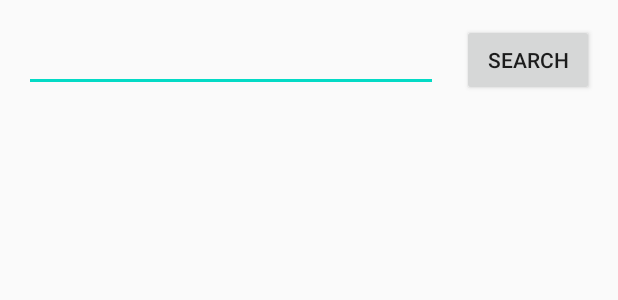
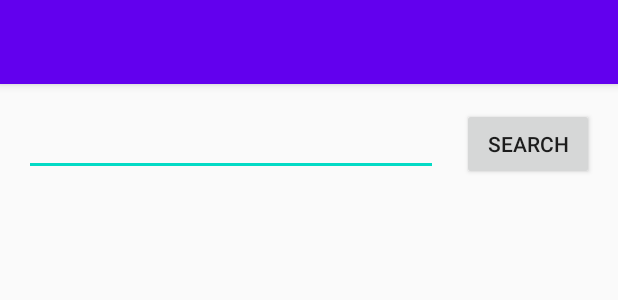
Before and after one commit to ammw/fat-karaoke-list, an Android app: the layout activity_main.xml on its own in the app's theme, with its tools: preview values and no code run, on a phone screen of 412 x 824 dp. Shown: the top 300 px of the screen. Run offline under Robolectric (Android 15) with nearby library versions, the phone set to English and light mode, and no system bars.

```diff
--- a/app/build.gradle
+++ b/app/build.gradle
@@ -58,6 +58,8 @@ dependencies {
     implementation fileTree(dir: "libs", include: ["*.jar"])
     implementation 'androidx.appcompat:appcompat:1.2.0'
     implementation 'androidx.constraintlayout:constraintlayout:2.0.1'
+    implementation 'androidx.navigation:navigation-fragment:2.3.0'
+    implementation 'androidx.navigation:navigation-ui:2.3.0'
     implementation 'androidx.lifecycle:lifecycle-extensions:2.2.0'
     implementation 'androidx.legacy:legacy-support-v4:1.0.0'
     implementation 'androidx.recyclerview:recyclerview:1.1.0'
--- a/app/src/main/java/eu/ammw/fatkaraoke/data/SongRepository.java
+++ b/app/src/main/java/eu/ammw/fatkaraoke/data/SongRepository.java
@@ -46,7 +46,9 @@ public class SongRepository {
     }
 
     public void updateSongs(Song... songs) {
-        database.songDao().deleteAll();
-        database.songDao().insertAll(songs);
+        database.runInTransaction(() -> {
+            database.songDao().deleteAll();
+            database.songDao().insertAll(songs);
+        });
     }
 }
--- a/app/src/main/res/layout/activity_main.xml
+++ b/app/src/main/res/layout/activity_main.xml
@@ -1,45 +1,25 @@
 <?xml version="1.0" encoding="utf-8"?>
-<androidx.constraintlayout.widget.ConstraintLayout xmlns:android="http://schemas.android.com/apk/res/android"
+<androidx.coordinatorlayout.widget.CoordinatorLayout xmlns:android="http://schemas.android.com/apk/res/android"
     xmlns:app="http://schemas.android.com/apk/res-auto"
     xmlns:tools="http://schemas.android.com/tools"
     android:layout_width="match_parent"
     android:layout_height="match_parent"
     tools:context=".MainActivity">
 
-    <EditText
-        android:id="@+id/searchBox"
-        android:layout_width="0dp"
+    <com.google.android.material.appbar.AppBarLayout
+        android:layout_width="match_parent"
         android:layout_height="wrap_content"
-        android:layout_marginStart="16dp"
-        android:layout_marginTop="16dp"
-        android:ems="10"
-        app:layout_constraintEnd_toStartOf="@+id/searchButton"
-        app:layout_constraintHorizontal_bias="0.5"
-        app:layout_constraintStart_toStartOf="parent"
-        app:layout_constraintTop_toTopOf="parent" />
+        android:theme="@style/AppTheme.AppBarOverlay">
 
-    <Button
-        android:id="@+id/searchButton"
-        android:layout_width="wrap_content"
-        android:layout_height="wrap_content"
-        android:layout_marginStart="16dp"
-        android:layout_marginEnd="16dp"
-        android:onClick="runSearch"
-        android:text="@string/button_search"
-        app:layout_constraintBaseline_toBaselineOf="@+id/searchBox"
-        app:layout_constraintEnd_toEndOf="parent"
-        app:layout_constraintHorizontal_bias="0.5"
-        app:layout_constraintStart_toEndOf="@+id/searchBox" />
+        <androidx.appcompat.widget.Toolbar
+            android:id="@+id/toolbar"
+            android:layout_width="match_parent"
+            android:layout_height="?attr/actionBarSize"
+            android:background="?attr/colorPrimary"
+            app:popupTheme="@style/AppTheme.PopupOverlay" />
 
-    <FrameLayout
-        android:id="@+id/result_container"
-        android:layout_width="match_parent"
-        android:layout_height="0dp"
-        android:layout_marginTop="16dp"
-        android:orientation="horizontal"
-        android:stretchColumns="*"
-        app:layout_constraintBottom_toBottomOf="parent"
-        app:layout_constraintEnd_toEndOf="parent"
-        app:layout_constraintStart_toStartOf="parent"
-        app:layout_constraintTop_toBottomOf="@+id/searchBox" />
-</androidx.constraintlayout.widget.ConstraintLayout>
+    </com.google.android.material.appbar.AppBarLayout>
+
+    <include layout="@layout/content_main" />
+
+</androidx.coordinatorlayout.widget.CoordinatorLayout>
--- /dev/null
+++ b/app/src/main/res/layout/content_main.xml
@@ -0,0 +1,44 @@
+<?xml version="1.0" encoding="utf-8"?>
+<androidx.constraintlayout.widget.ConstraintLayout xmlns:android="http://schemas.android.com/apk/res/android"
+    xmlns:app="http://schemas.android.com/apk/res-auto"
+    android:layout_width="match_parent"
+    android:layout_height="match_parent"
+    app:layout_behavior="@string/appbar_scrolling_view_behavior">
+
+    <EditText
+        android:id="@+id/searchBox"
+        android:layout_width="0dp"
+        android:layout_height="wrap_content"
+        android:layout_marginStart="16dp"
+        android:layout_marginTop="16dp"
+        android:ems="10"
+        app:layout_constraintEnd_toStartOf="@+id/searchButton"
+        app:layout_constraintHorizontal_bias="0.5"
+        app:layout_constraintStart_toStartOf="parent"
+        app:layout_constraintTop_toTopOf="parent" />
+
+    <Button
+        android:id="@+id/searchButton"
+        android:layout_width="wrap_content"
+        android:layout_height="wrap_content"
+        android:layout_marginStart="16dp"
+        android:layout_marginEnd="16dp"
+        android:onClick="runSearch"
+        android:text="@string/button_search"
+        app:layout_constraintBaseline_toBaselineOf="@+id/searchBox"
+        app:layout_constraintEnd_toEndOf="parent"
+        app:layout_constraintHorizontal_bias="0.5"
+        app:layout_constraintStart_toEndOf="@+id/searchBox" />
+
+    <FrameLayout
+        android:id="@+id/result_container"
+        android:layout_width="match_parent"
+        android:layout_height="0dp"
+        android:layout_marginTop="16dp"
+        android:orientation="horizontal"
+        android:stretchColumns="*"
+        app:layout_constraintBottom_toBottomOf="parent"
+        app:layout_constraintEnd_toEndOf="parent"
+        app:layout_constraintStart_toStartOf="parent"
+        app:layout_constraintTop_toBottomOf="@+id/searchBox" />
+</androidx.constraintlayout.widget.ConstraintLayout>
--- a/app/src/main/res/values/strings.xml
+++ b/app/src/main/res/values/strings.xml
@@ -3,4 +3,5 @@
     <string name="box_search_placeholder">What are you looking for?</string>
     <string name="button_search">Search</string>
     <string name="no_results">Sorry, no results!</string>
+    <string name="button_update">Update song list</string>
 </resources>
--- a/app/src/main/res/values/styles.xml
+++ b/app/src/main/res/values/styles.xml
@@ -1,10 +1,18 @@
 <resources>
     <!-- Base application theme. -->
-    <style name="AppTheme" parent="Theme.AppCompat.Light.DarkActionBar">
-        <!-- Customize your theme here. -->
+    <style name="AppTheme" parent="Theme.AppCompat.Light.NoActionBar">
         <item name="colorPrimary">@color/colorPrimary</item>
         <item name="colorPrimaryDark">@color/colorPrimaryDark</item>
         <item name="colorAccent">@color/colorAccent</item>
     </style>
 
+    <style name="AppTheme.NoActionBar">
+        <item name="windowActionBar">false</item>
+        <item name="windowNoTitle">true</item>
+    </style>
+
+    <style name="AppTheme.AppBarOverlay" parent="ThemeOverlay.AppCompat.Dark.ActionBar" />
+
+    <style name="AppTheme.PopupOverlay" parent="ThemeOverlay.AppCompat.Light" />
+
 </resources>
```
Also changed, not shown: app/src/main/java/eu/ammw/fatkaraoke/FatKaraokeApplication.java (+0 -13 lines), app/src/main/java/eu/ammw/fatkaraoke/MainActivity.java (+35 -1 lines), app/src/main/res/menu/menu_main.xml (added, +10 -0 lines), 1 other file.
